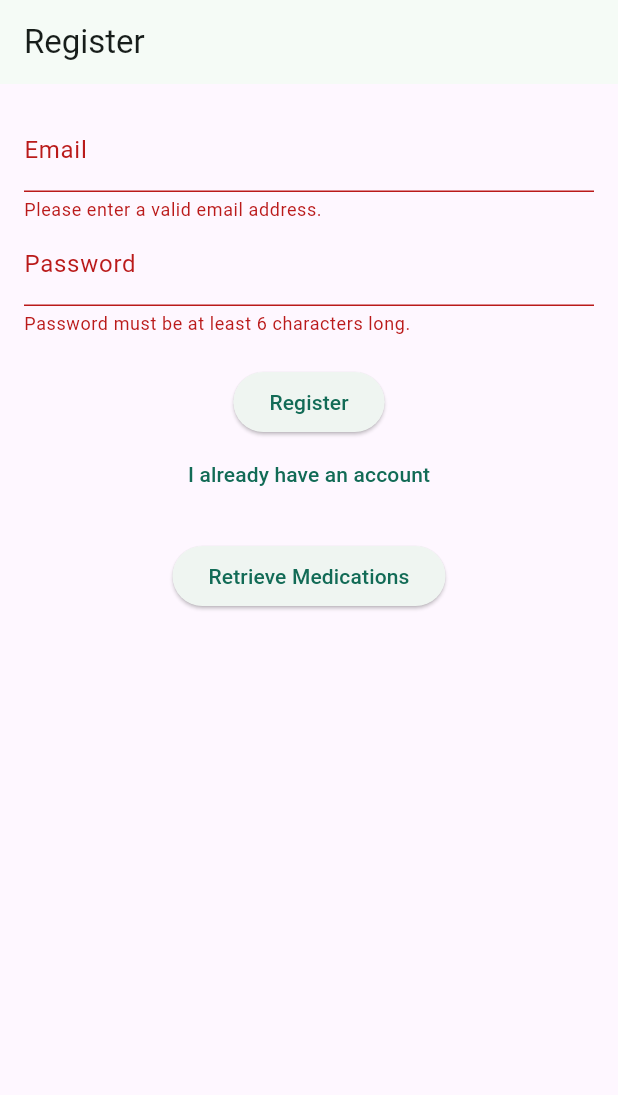
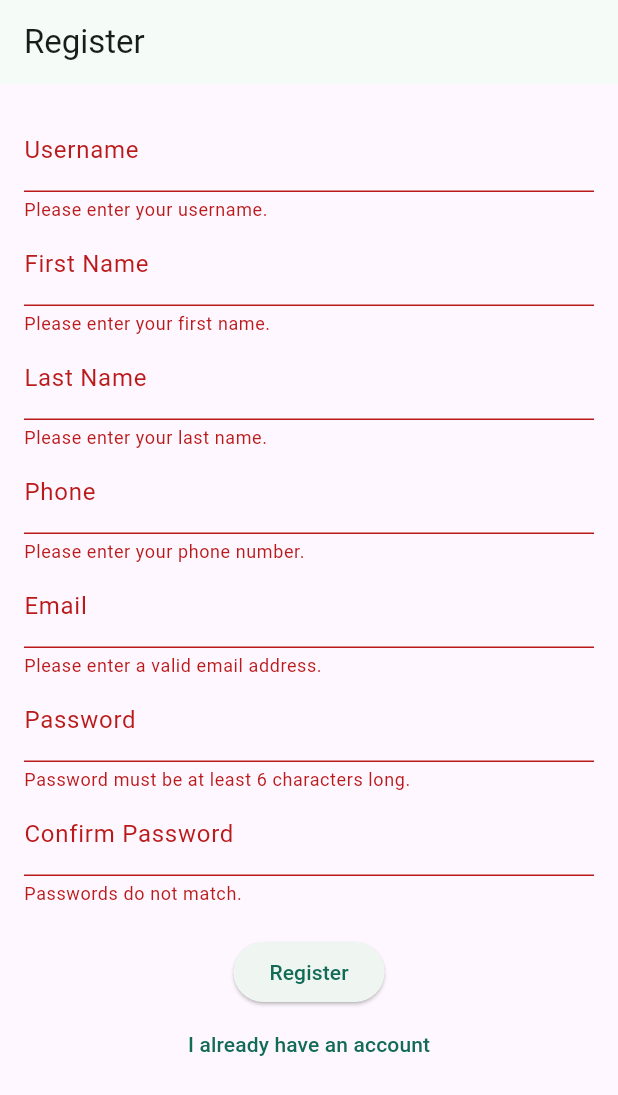
Before and after one commit to Majd-sud/Tadawa-app, a Flutter app: the screen it shows after launch, after a tap on "Login", after a tap on "Create new account", after a tap on "Register", on a phone screen of 412 x 824 dp. Shown: the top 1095 px of the screen. Run offline on Flutter 3.47's test engine with Material 3 defaults, Android fonts, the phone set to English and light mode, and no system bars; our stand-ins replace cloud_firestore, firebase_auth, firebase_core, image_picker, table_calendar; accounts and stored records are empty.

Commit message:
- Add form fields for username, first name, last name, and phone number in `auth_screen.dart`. - Add validation for the new form fields in `auth_screen.dart`.
- Update the UI in `profile_screen.dart` to display the user's email and provide a sign out button.

```diff
--- a/lib/screens/auth_screen.dart
+++ b/lib/screens/auth_screen.dart
@@ -1,6 +1,7 @@
 import 'package:flutter/material.dart';
 import 'package:firebase_auth/firebase_auth.dart';
 import 'package:cloud_firestore/cloud_firestore.dart';
+import 'profile_screen.dart'; // Import the ProfileScreen
 
 final _firebase = FirebaseAuth.instance;
 final _firestore = FirebaseFirestore.instance;
@@ -17,8 +18,13 @@ class AuthScreen extends StatefulWidget {
 class _AuthScreenState extends State<AuthScreen> {
   final _form = GlobalKey<FormState>();
 
+  var _enteredUsername = '';
+  var _enteredFirstName = '';
+  var _enteredLastName = '';
+  var _enteredPhone = '';
   var _enteredEmail = '';
   var _enteredPassword = '';
+  var _enteredConfirmPassword = '';
   var _isLogin = true;
 
   void _submit() async {
@@ -38,11 +44,16 @@ class _AuthScreenState extends State<AuthScreen> {
           SnackBar(content: Text('Login successful!')),
         );
       } else {
-        await _firebase.createUserWithEmailAndPassword(
+        final userCredential = await _firebase.createUserWithEmailAndPassword(
           email: _enteredEmail,
           password: _enteredPassword,
         );
-        await _firestore.collection('users').doc(_enteredEmail).set({
+
+        await _firestore.collection('users').doc(userCredential.user!.uid).set({
+          'username': _enteredUsername,
+          'firstName': _enteredFirstName,
+          'lastName': _enteredLastName,
+          'phone': _enteredPhone,
           'email': _enteredEmail,
           // Add other user information here
         });
@@ -50,27 +61,16 @@ class _AuthScreenState extends State<AuthScreen> {
           SnackBar(content: Text('Registration successful!')),
         );
       }
-      // Handle successful login or registration (e.g., navigate to another screen)
+      // Navigate to ProfileScreen after successful login or registration
+      Navigator.pushReplacement(
+        context,
+        MaterialPageRoute(builder: (context) => const ProfileScreen()),
+      );
     } on FirebaseAuthException catch (e) {
       ScaffoldMessenger.of(context).showSnackBar(
         SnackBar(content: Text(e.message ?? 'Authentication failed')),
       );
     }
-  }
-
-  Future<List<Map<String, dynamic>>> _retrieveMedications() async {
-    final user = _firebase.currentUser;
-    if (user != null) {
-      final querySnapshot = await _firestore
-          .collection('users')
-          .doc(user.email)
-          .collection('medications')
-          .orderBy('timestamp', descending: true)
-          .get();
-
-      return querySnapshot.docs.map((doc) => doc.data()).toList();
-    }
-    return [];
   }
 
   @override
@@ -85,6 +85,59 @@ class _AuthScreenState extends State<AuthScreen> {
           key: _form,
           child: Column(
             children: [
+              if (!_isLogin)
+                TextFormField(
+                  decoration: const InputDecoration(labelText: 'Username'),
+                  onChanged: (value) {
+                    _enteredUsername = value;
+                  },
+                  validator: (value) {
+                    if (value == null || value.isEmpty) {
+                      return 'Please enter your username.';
+                    }
+                    return null;
+                  },
+                ),
+              if (!_isLogin)
+                TextFormField(
+                  decoration: const InputDecoration(labelText: 'First Name'),
+                  onChanged: (value) {
+                    _enteredFirstName = value;
+                  },
+                  validator: (value) {
+                    if (value == null || value.isEmpty) {
+                      return 'Please enter your first name.';
+                    }
+                    return null;
+                  },
+                ),
+              if (!_isLogin)
+                TextFormField(
+                  decoration: const InputDecoration(labelText: 'Last Name'),
+                  onChanged: (value) {
+                    _enteredLastName = value;
+                  },
+                  validator: (value) {
+                    if (value == null || value.isEmpty) {
+                      return 'Please enter your last name.';
+                    }
+                    return null;
+                  },
+                ),
+              if (!_isLogin)
+                TextFormField(
+                  decoration: const InputDecoration(labelText: 'Phone'),
+                  keyboardType: TextInputType.phone,
+                  onChanged: (value) {
+                    _enteredPhone = value;
+                  },
+                  validator: (value) {
+                    if (value == null || value.isEmpty) {
+                      return 'Please enter your phone number.';
+                    }
+                    return null;
+                  },
+                ),
               TextFormField(
                 decoration: const InputDecoration(labelText: 'Email'),
                 keyboardType: TextInputType.emailAddress,
@@ -111,6 +164,23 @@ class _AuthScreenState extends State<AuthScreen> {
                   return null;
                 },
               ),
+              if (!_isLogin)
+                TextFormField(
+                  decoration:
+                      const InputDecoration(labelText: 'Confirm Password'),
+                  obscureText: true,
+                  onChanged: (value) {
+                    _enteredConfirmPassword = value;
+                  },
+                  validator: (value) {
+                    if (value == null ||
+                        value.isEmpty ||
+                        value != _enteredPassword) {
+                      return 'Passwords do not match.';
+                    }
+                    return null;
+                  },
+                ),
               const SizedBox(height: 20),
               ElevatedButton(
                 onPressed: _submit,
@@ -126,15 +196,6 @@ class _AuthScreenState extends State<AuthScreen> {
                     ? 'Create new account'
                     : 'I already have an account'),
               ),
-              const SizedBox(height: 20),
-              ElevatedButton(
-                onPressed: () async {
-                  final medications = await _retrieveMedications();
-                  // Handle the retrieved medications (e.g., display them in a list)
-                  print(medications);
-                },
-                child: const Text('Retrieve Medications'),
-              ),
             ],
           ),
         ),
```
Also changed, not shown: lib/screens/profile_screen.dart (+22 -5 lines), pubspec.lock.
